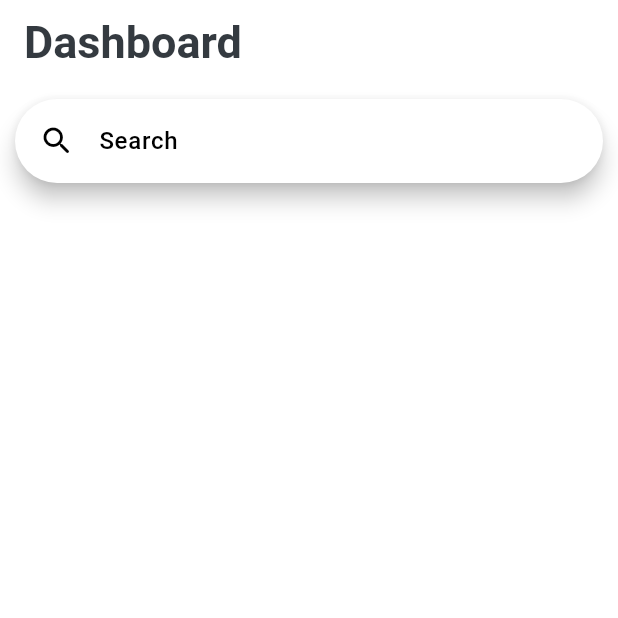
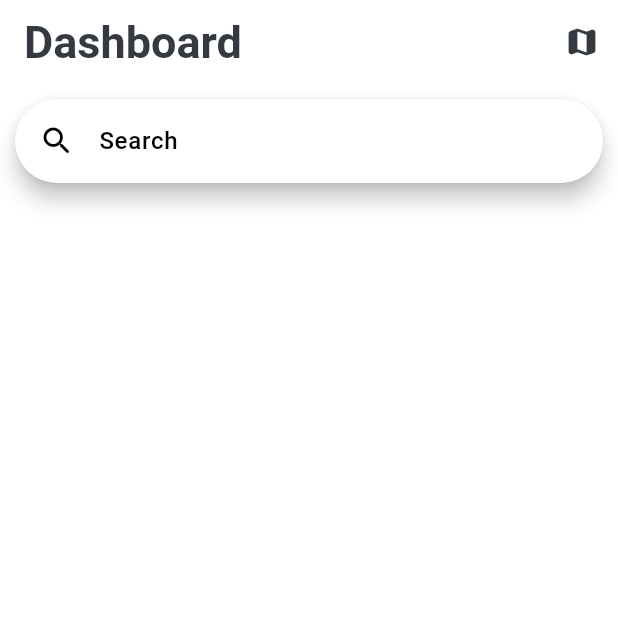
Before and after one commit to rishadappat/AWRVehicleTracker, a Flutter app: the screen it shows after launch, on a phone screen of 412 x 824 dp, the top half of it. Run offline on Flutter 3.47's test engine with Material 3 defaults, Android fonts, the phone set to English and light mode, and no system bars; our stand-ins replace auto_route, cloud_firestore, dio, equatable, firebase_core, flutter_map and 4 more; accounts and stored records are empty.

Commit message:
Added screenshots

```diff
--- a/lib/features/vehicle_list/presentation/screen/vehicle_list_screen.dart
+++ b/lib/features/vehicle_list/presentation/screen/vehicle_list_screen.dart
@@ -7,6 +7,7 @@ import 'package:awr_vehicle_tracker/features/vehicle_list/presentation/providers
 import 'package:awr_vehicle_tracker/features/vehicle_list/presentation/screen/children/vehicle_list_item.dart';
 import 'package:awr_vehicle_tracker/routes/app_router.dart';
 import 'package:awr_vehicle_tracker/shared/theme/app_colors.dart';
+import 'package:awr_vehicle_tracker/shared/theme/app_theme.dart';
 import 'package:flutter/material.dart';
 import 'package:flutter_riverpod/flutter_riverpod.dart';
 
@@ -51,7 +52,7 @@ class _VehicleListScreenState extends ConsumerState<VehicleListScreen> {
           IconButton(
           icon: const Icon(
             Icons.map_rounded,
-            color: Colors.white,
+            color: AppColors.primary,
           ),
           onPressed: () {
             List<Vehicle> vehicles = [];
```
Also changed, not shown: screens/all_vehicles.png (added), screens/dashboard.png (added), 1 other file.
